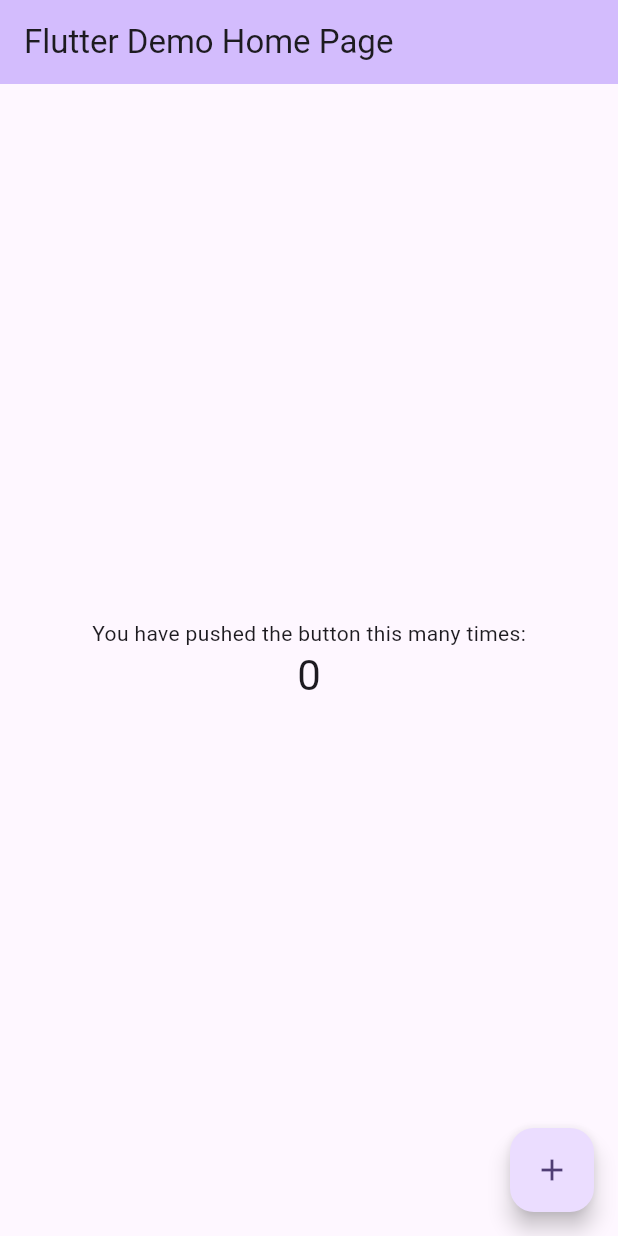
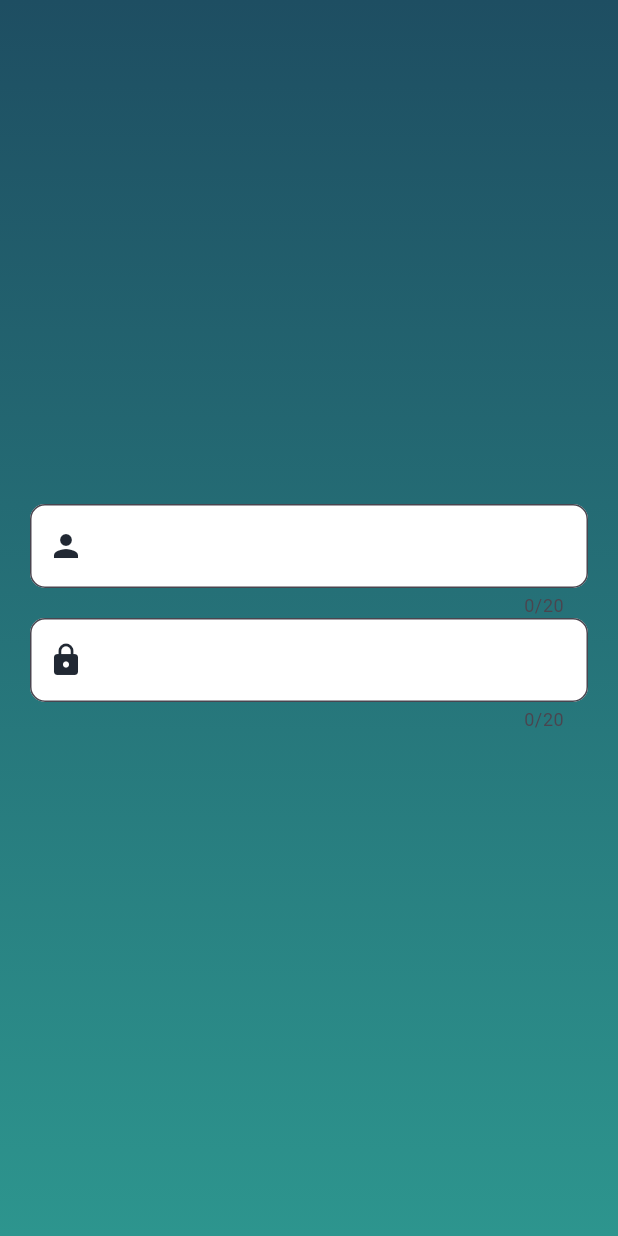
Before and after one commit to anaclara-s/prova_flutter, a Flutter app: the screen it shows after launch, on a phone screen of 412 x 824 dp. Run offline on Flutter 3.47's test engine with Material 3 defaults, Android fonts, the phone set to English and light mode, and no system bars.

Commit message:
iniciando projeto

```diff
--- /dev/null
+++ b/lib/constants.dart
@@ -0,0 +1,10 @@
+import 'package:flutter/material.dart';
+
+const kTextFormFieldColor = Colors.white;
+
+const kLoginScreenIconColor = Color.fromARGB(255, 33, 40, 51);
+
+const kElevatedButtomColor = Color.fromARGB(255, 68, 189, 110);
+
+const kDarkBackgroudColor = Color.fromARGB(255, 30, 78, 98);
+const kLightBackgroudColor = const Color.fromARGB(255, 45, 149, 142);
--- /dev/null
+++ b/lib/custom_text_form_field.dart
@@ -0,0 +1,35 @@
+import 'package:flutter/material.dart';
+
+class CustomTextFormField extends StatefulWidget {
+  final int? maxLength;
+  final TextInputType? keyboardType;
+  final Widget? prefixIcon;
+
+  const CustomTextFormField({
+    super.key,
+    required this.maxLength,
+    required this.keyboardType,
+    required this.prefixIcon,
+  });
+
+  @override
+  State<CustomTextFormField> createState() => _CustomTextFormFieldState();
+}
+
+class _CustomTextFormFieldState extends State<CustomTextFormField> {
+  @override
+  Widget build(BuildContext context) {
+    return TextFormField(
+      maxLength: widget.maxLength,
+      keyboardType: widget.keyboardType,
+      decoration: InputDecoration(
+        prefixIcon: widget.prefixIcon,
+        filled: true,
+        fillColor: Colors.white,
+        border: OutlineInputBorder(
+          borderRadius: BorderRadius.circular(10),
+        ),
+      ),
+    );
+  }
+}
--- /dev/null
+++ b/lib/login_screen.dart
@@ -0,0 +1,45 @@
+import 'package:flutter/material.dart';
+
+import 'constants.dart';
+import 'custom_text_form_field.dart';
+
+class LoginScreen extends StatelessWidget {
+  const LoginScreen({super.key});
+
+  @override
+  Widget build(BuildContext context) {
+    return Scaffold(
+      body: Container(
+        decoration: BoxDecoration(
+          gradient: LinearGradient(
+            begin: Alignment.topCenter,
+            end: Alignment.bottomCenter,
+            colors: [
+              kDarkBackgroudColor,
+              kLightBackgroudColor,
+            ],
+          ),
+        ),
+        child: Padding(
+          padding: const EdgeInsets.all(20),
+          child: Column(
+            mainAxisAlignment: MainAxisAlignment.center,
+            crossAxisAlignment: CrossAxisAlignment.center,
+            children: [
+              CustomTextFormField(
+                maxLength: 20,
+                keyboardType: TextInputType.text,
+                prefixIcon: Icon(Icons.person, color: kLoginScreenIconColor),
+              ),
+              CustomTextFormField(
+                maxLength: 20,
+                keyboardType: TextInputType.text,
+                prefixIcon: Icon(Icons.lock, color: kLoginScreenIconColor),
+              ),
+            ],
+          ),
+        ),
+      ),
+    );
+  }
+}
--- a/lib/main.dart
+++ b/lib/main.dart
@@ -1,125 +1,11 @@
 import 'package:flutter/material.dart';
 
+import 'login_screen.dart';
+
 void main() {
-  runApp(const MyApp());
+  runApp(
+    MaterialApp(
+      home: LoginScreen(),
+    ),
+  );
 }
-
-class MyApp extends StatelessWidget {
-  const MyApp({super.key});
-
-  // This widget is the root of your application.
-  @override
-  Widget build(BuildContext context) {
-    return MaterialApp(
-      title: 'Flutter Demo',
-      theme: ThemeData(
-        // This is the theme of your application.
-        //
-        // TRY THIS: Try running your application with "flutter run". You'll see
-        // the application has a blue toolbar. Then, without quitting the app,
-        // try changing the seedColor in the colorScheme below to Colors.green
-        // and then invoke "hot reload" (save your changes or press the "hot
-        // reload" button in a Flutter-supported IDE, or press "r" if you used
-        // the command line to start the app).
-        //
-        // Notice that the counter didn't reset back to zero; the application
-        // state is not lost during the reload. To reset the state, use hot
-        // restart instead.
-        //
-        // This works for code too, not just values: Most code changes can be
-        // tested with just a hot reload.
-        colorScheme: ColorScheme.fromSeed(seedColor: Colors.deepPurple),
-        useMaterial3: true,
-      ),
-      home: const MyHomePage(title: 'Flutter Demo Home Page'),
-    );
-  }
-}
-
-class MyHomePage extends StatefulWidget {
-  const MyHomePage({super.key, required this.title});
-
-  // This widget is the home page of your application. It is stateful, meaning
-  // that it has a State object (defined below) that contains fields that affect
-  // how it looks.
-
-  // This class is the configuration for the state. It holds the values (in this
-  // case the title) provided by the parent (in this case the App widget) and
-  // used by the build method of the State. Fields in a Widget subclass are
-  // always marked "final".
-
-  final String title;
-
-  @override
-  State<MyHomePage> createState() => _MyHomePageState();
-}
-
-class _MyHomePageState extends State<MyHomePage> {
-  int _counter = 0;
-
-  void _incrementCounter() {
-    setState(() {
-      // This call to setState tells the Flutter framework that something has
-      // changed in this State, which causes it to rerun the build method below
-      // so that the display can reflect the updated values. If we changed
-      // _counter without calling setState(), then the build method would not be
-      // called again, and so nothing would appear to happen.
-      _counter++;
-    });
-  }
-
-  @override
-  Widget build(BuildContext context) {
-    // This method is rerun every time setState is called, for instance as done
-    // by the _incrementCounter method above.
-    //
-    // The Flutter framework has been optimized to make rerunning build methods
-    // fast, so that you can just rebuild anything that needs updating rather
-    // than having to individually change instances of widgets.
-    return Scaffold(
-      appBar: AppBar(
-        // TRY THIS: Try changing the color here to a specific color (to
-        // Colors.amber, perhaps?) and trigger a hot reload to see the AppBar
-        // change color while the other colors stay the same.
-        backgroundColor: Theme.of(context).colorScheme.inversePrimary,
-        // Here we take the value from the MyHomePage object that was created by
-        // the App.build method, and use it to set our appbar title.
-        title: Text(widget.title),
-      ),
-      body: Center(
-        // Center is a layout widget. It takes a single child and positions it
-        // in the middle of the parent.
-        child: Column(
-          // Column is also a layout widget. It takes a list of children and
-          // arranges them vertically. By default, it sizes itself to fit its
-          // children horizontally, and tries to be as tall as its parent.
-          //
-          // Column has various properties to control how it sizes itself and
-          // how it positions its children. Here we use mainAxisAlignment to
-          // center the children vertically; the main axis here is the vertical
-          // axis because Columns are vertical (the cross axis would be
-          // horizontal).
-          //
-          // TRY THIS: Invoke "debug painting" (choose the "Toggle Debug Paint"
-          // action in the IDE, or press "p" in the console), to see the
-          // wireframe for each widget.
-          mainAxisAlignment: MainAxisAlignment.center,
-          children: <Widget>[
-            const Text(
-              'You have pushed the button this many times:',
-            ),
-            Text(
-              '$_counter',
-              style: Theme.of(context).textTheme.headlineMedium,
-            ),
-          ],
-        ),
-      ),
-      floatingActionButton: FloatingActionButton(
-        onPressed: _incrementCounter,
-        tooltip: 'Increment',
-        child: const Icon(Icons.add),
-      ), // This trailing comma makes auto-formatting nicer for build methods.
-    );
-  }
-}
```
Also changed, not shown: 1 other file.
